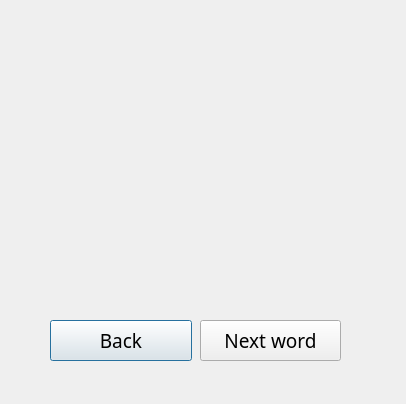
Qt form ui/ui_game.ui (programmistvdzinsahirybashke/EnglishProject) before a commit.
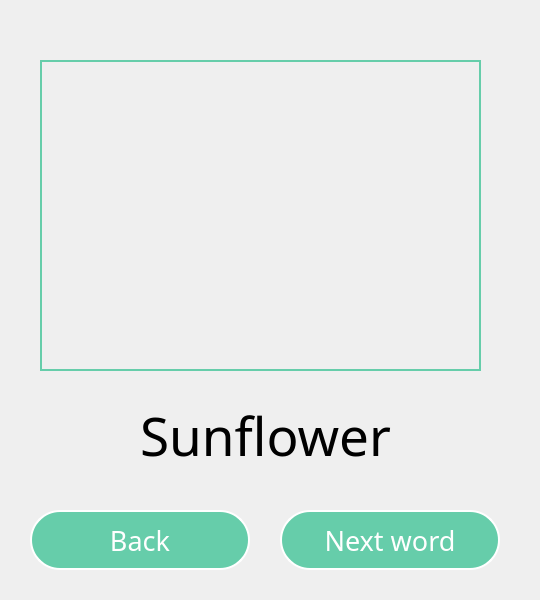
The same form after that commit.

What changed in the file:
```diff
--- a/ui/ui_game.ui
+++ b/ui/ui_game.ui
@@ -6,8 +6,8 @@
    <rect>
     <x>0</x>
     <y>0</y>
-    <width>406</width>
-    <height>404</height>
+    <width>540</width>
+    <height>600</height>
    </rect>
   </property>
   <property name="windowTitle">
@@ -16,12 +16,18 @@
   <widget class="QLabel" name="RandomPicture">
    <property name="geometry">
     <rect>
-     <x>50</x>
-     <y>20</y>
-     <width>291</width>
-     <height>191</height>
+     <x>40</x>
+     <y>60</y>
+     <width>441</width>
+     <height>311</height>
     </rect>
    </property>
+   <property name="autoFillBackground">
+    <bool>false</bool>
+   </property>
+   <property name="styleSheet">
+    <string notr="true">border: 2px solid rgb(102,205,170);</string>
+   </property>
    <property name="text">
     <string/>
    </property>
@@ -32,37 +38,75 @@
   <widget class="QLabel" name="RandomWord">
    <property name="geometry">
     <rect>
-     <x>50</x>
-     <y>260</y>
-     <width>291</width>
-     <height>41</height>
+     <x>40</x>
+     <y>400</y>
+     <width>451</width>
+     <height>71</height>
     </rect>
    </property>
    <property name="font">
     <font>
      <family>Montserrat Medium</family>
-     <pointsize>20</pointsize>
+     <pointsize>40</pointsize>
     </font>
    </property>
+   <property name="autoFillBackground">
+    <bool>false</bool>
+   </property>
+   <property name="styleSheet">
+    <string notr="true">
+
+
+QLabel {  color : rgb(255, 255, 255)};
+border: 2px solid #baedff;
+border-radius: 35px; background: rgb(85, 170, 255)rgba(102, 205, 170, 190); </string>
+   </property>
    <property name="text">
-    <string/>
+    <string>Sunflower</string>
+   </property>
+   <property name="alignment">
+    <set>Qt::AlignCenter</set>
    </property>
   </widget>
   <widget class="QPushButton" name="Back">
    <property name="geometry">
     <rect>
-     <x>50</x>
-     <y>320</y>
-     <width>142</width>
-     <height>41</height>
+     <x>30</x>
+     <y>510</y>
+     <width>220</width>
+     <height>60</height>
     </rect>
    </property>
    <property name="font">
     <font>
      <family>Montserrat Medium</family>
-     <pointsize>14</pointsize>
+     <pointsize>20</pointsize>
     </font>
    </property>
+   <property name="styleSheet">
+    <string notr="true">QPushButton {
+    color: #333;
+    border: 2px solid white;
+    border-radius: 30px;
+    border-style: outset;
+    background: rgb(102,205,170);
+    padding: 5px;
+    }
+
+QPushButton:hover {
+    background: rgb(3, 205, 150);
+    }
+
+QPushButton:pressed {
+    border-style: inset;
+    background: rgb(70, 255, 150);
+    }
+
+QPushButton
+{
+   color:white;
+}</string>
+   </property>
    <property name="text">
     <string>Back</string>
    </property>
@@ -70,18 +114,42 @@
   <widget class="QPushButton" name="NextWord">
    <property name="geometry">
     <rect>
-     <x>200</x>
-     <y>320</y>
-     <width>141</width>
-     <height>41</height>
+     <x>280</x>
+     <y>510</y>
+     <width>220</width>
+     <height>60</height>
     </rect>
    </property>
    <property name="font">
     <font>
      <family>Montserrat Medium</family>
-     <pointsize>14</pointsize>
+     <pointsize>20</pointsize>
     </font>
    </property>
+   <property name="styleSheet">
+    <string notr="true">QPushButton {
+    color: #333;
+    border: 2px solid white;
+    border-radius: 30px;
+    border-style: outset;
+    background: rgb(102,205,170);
+    padding: 5px;
+    }
+
+QPushButton:hover {
+    background: rgb(3, 205, 150);
+    }
+
+QPushButton:pressed {
+    border-style: inset;
+    background: rgb(70, 255, 150);
+    }
+
+QPushButton
+{
+   color:white;
+}</string>
+   </property>
    <property name="text">
     <string>Next word</string>
    </property>
```
